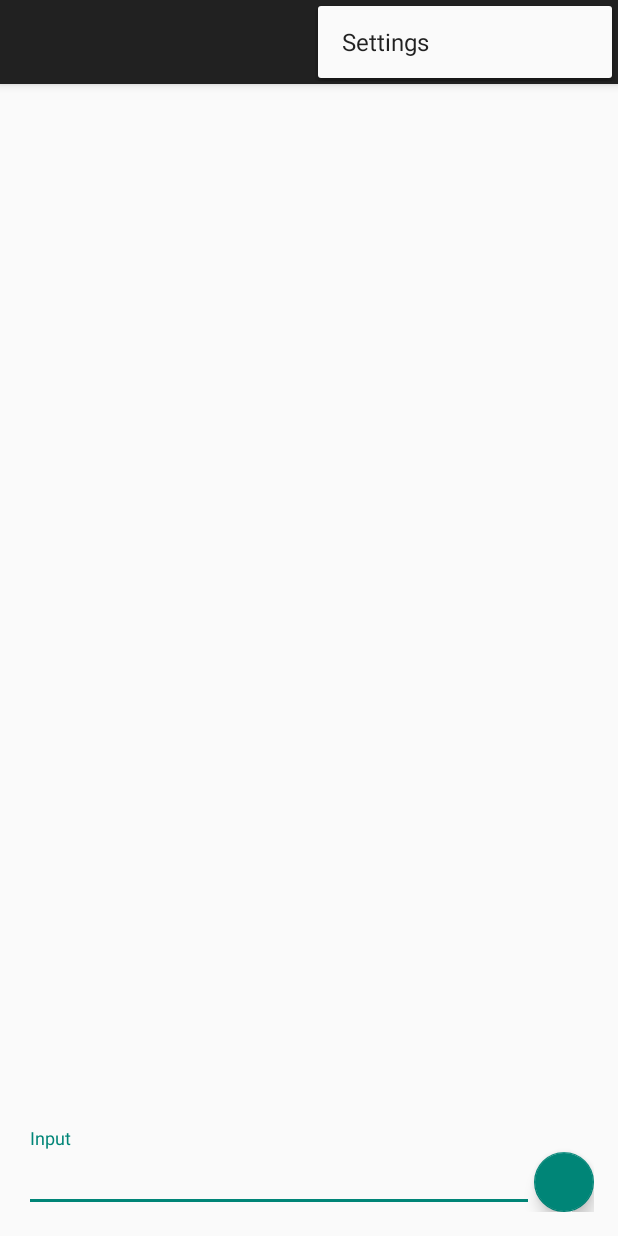
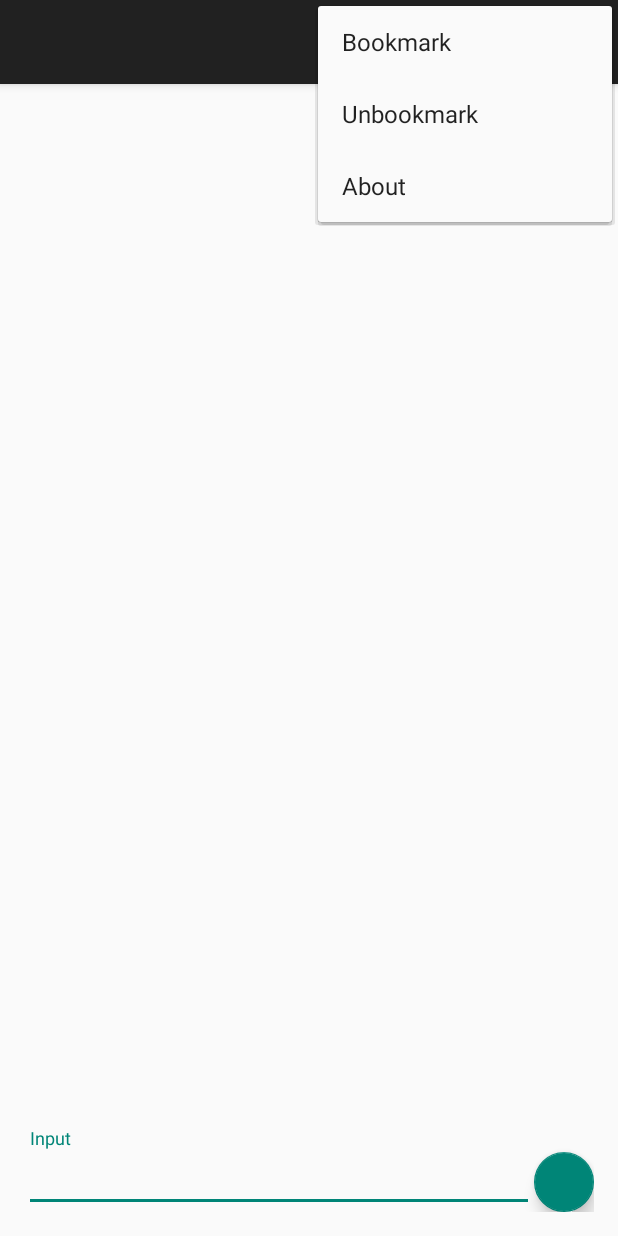
Before and after one commit to Danny713/CLASSified, an Android app: the chat screen opened directly, with no data from a screen before it, with the options menu open, on a phone screen of 412 x 824 dp. Run offline under Robolectric (Android 15) with nearby library versions, the phone set to English and light mode, and no system bars; our stand-ins replace Firebase (no records; nobody signed in at launch, a user with empty details on screens opened directly); libraries missing offline, so code that uses them is left out: com.firebase.ui; 2 statements that could not run were skipped.

Commit message:
Bookmark/unbookmark menu options, initialize listview with bookmarks if non-empty

```diff
--- a/app/src/main/java/com/classified/classified/ChatMessage.java
+++ b/app/src/main/java/com/classified/classified/ChatMessage.java
@@ -11,7 +11,6 @@ public class ChatMessage {
     private long messageTime;
 
     public ChatMessage(String messageText) {
-        Log.d("hello", "chatmessage received: " + messageText);
         this.messageText = messageText;
 
         // Initialize to current time
--- a/app/src/main/res/menu/menu_chat.xml
+++ b/app/src/main/res/menu/menu_chat.xml
@@ -1,6 +1,13 @@
-<menu xmlns:android="http://schemas.android.com/apk/res/android"
-    xmlns:app="http://schemas.android.com/apk/res-auto"
-    xmlns:tools="http://schemas.android.com/tools" tools:context="com.classified.classified.chat">
-    <item android:id="@+id/action_settings" android:title="@string/action_settings"
-        android:orderInCategory="100" app:showAsAction="never" />
+<?xml version="1.0" encoding="utf-8"?>
+<menu
+    xmlns:android="http://schemas.android.com/apk/res/android">
+    <item
+        android:id="@+id/bookmark"
+        android:title="Bookmark"/>
+    <item
+        android:id="@+id/unbookmark"
+        android:title="Unbookmark"/>
+    <item
+        android:id="@+id/about"
+        android:title="About"/>
 </menu>
```
Also changed, not shown: app/src/main/java/com/classified/classified/Bookmark.java (added, +21 -0 lines), app/src/main/java/com/classified/classified/CAS_login.java (+31 -10 lines), app/src/main/java/com/classified/classified/HomePage.java (+66 -23 lines), app/src/main/java/com/classified/classified/chat.java (+60 -11 lines).
